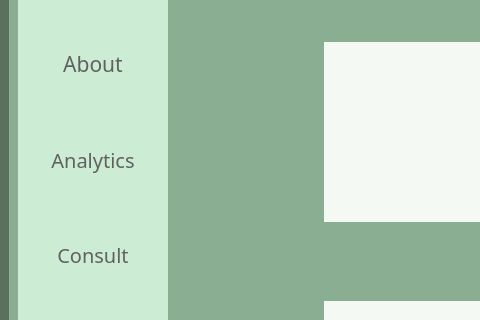
Above: home_window.ui from srishtiigautam/restorehealth before the change; both pictures show x 0 to 480 and y 242 to 562 of the 1112 by 817 pixel window. Below: the same form after it.
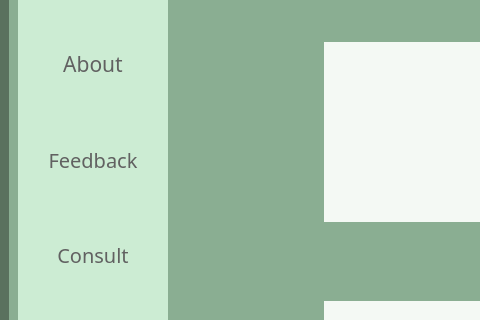
That is the form after the change. Icons and pictures are not drawn.

Commit message: "Analytics" changed to "Feedback"

Diff of the .ui file:
```diff
--- a/home_window.ui
+++ b/home_window.ui
@@ -320,7 +320,7 @@
 </string>
             </property>
             <property name="text">
-             <string>Analytics</string>
+             <string>Feedback</string>
             </property>
            </widget>
           </item>
```
The commit also changes 19 other files.
